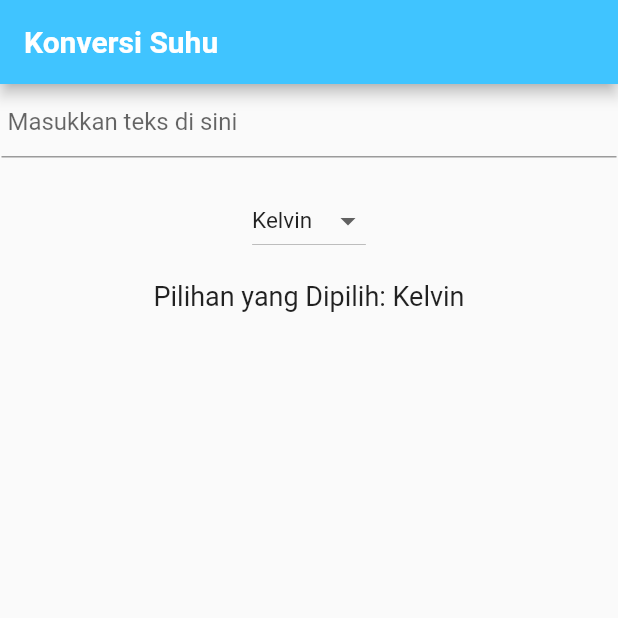
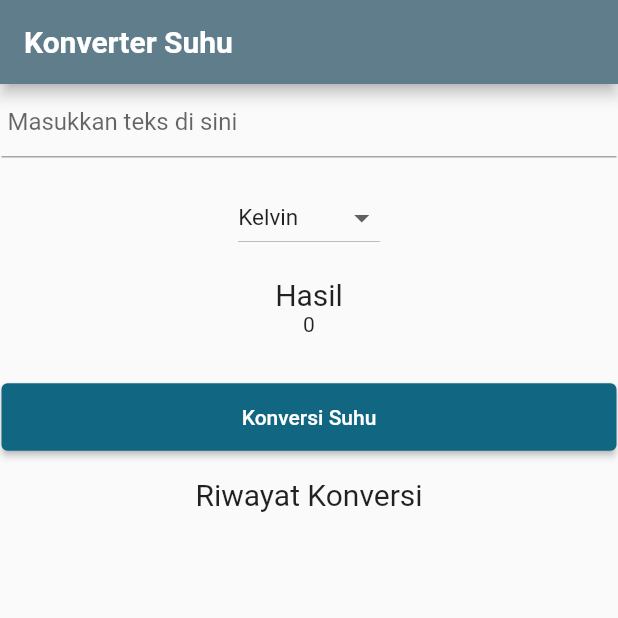
Before and after one commit to NafiatulFadlilah/pemrograman_mobile, a Flutter app: the screen it shows after launch, on a phone screen of 412 x 824 dp, the top half of it. Run offline on Flutter 3.47's test engine with Material 2 defaults, Android fonts, the light colour scheme and no system bars; our stand-ins replace dio.

Commit message:
Tugas Praktikum

```diff
--- a/pertemuan4/praktikum_statefull-widget/praktikum_statefullwidget/lib/main.dart
+++ b/pertemuan4/praktikum_statefull-widget/praktikum_statefullwidget/lib/main.dart
@@ -1,59 +1,92 @@
 import 'package:flutter/material.dart';
 
 void main() {
-  runApp(MyApp());
+  runApp(const MyApp());
 }
 
 class MyApp extends StatelessWidget {
+  const MyApp({super.key});
+
   @override
   Widget build(BuildContext context) {
     return MaterialApp(
+        title: 'Konverter Suhu', // Recent Apps
+        theme: ThemeData(
+          colorScheme: ColorScheme.fromSeed(seedColor: Colors.blueGrey),
+          useMaterial3: false,
+        ),
         home: Scaffold(
           appBar: AppBar(
-        title: Text(
-          'Konversi Suhu',
+            title: const Text(
+              'Konverter Suhu', // Navbar Apps
               style: TextStyle(
                 fontWeight: FontWeight.bold,
               ),
             ),
-        backgroundColor: Colors.lightBlueAccent,
+            backgroundColor: Colors.blueGrey,
           ),
           body: Column(
             children: [
-          Row(children: [
+              Row(children: const [
                 Expanded(
                   child: Align(
                     alignment: Alignment.topCenter,
                   ),
                 ),
               ]),
-          Center(
-            child: InputFieldWidget(),
+              const Center(
+                child: ContentWidget(),
               ),
-          Center(
-            child: DropdownWidget(),
-          ),
-          // Center(
-          //   child: Result(),
-          // ),
             ],
           ),
         ));
   }
 }
 
-class InputFieldWidget extends StatefulWidget {
+class ContentWidget extends StatefulWidget {
+  const ContentWidget({super.key});
   @override
-  _InputFieldWidgetState createState() => _InputFieldWidgetState();
+  // ignore: library_private_types_in_public_api
+  _ContentWidgetState createState() => _ContentWidgetState();
 }
 
-class DropdownWidget extends StatefulWidget {
-  @override
-  _DropdownWidgetState createState() => _DropdownWidgetState();
+class _ContentWidgetState extends State<ContentWidget> {
+  String inputValue = '';
+  String selectedValue = 'Kelvin'; // Nilai default
+  double result = 0;
+  String convertedTemperature = '0';
+
+  // Daftar Suhu (Dropdown)
+  List<String> dropdownItems = [
+    'Kelvin',
+    'Reamur',
+    'Fahrenheit',
+  ];
+
+  // Daftar Riwayat
+  final List<String> conversionHistory = [];
+
+  void convertTemperature(inputValue, selectedValue) {
+    // method untuk menghitung suhu
+    if (inputValue != null && selectedValue.isNotEmpty) {
+      final double? temperature = double.tryParse(inputValue);
+      final String value = selectedValue;
+
+      if (value == "Kelvin") {
+        result = 273 + temperature!;
+      } else if (value == "Reamur") {
+        result = (4 / 5) * temperature!;
+      } else if (value == "Fahrenheit") {
+        result = (9 / 5) * temperature! + 32;
       }
 
-class _InputFieldWidgetState extends State<InputFieldWidget> {
-  String inputValue = '';
+      setState(() {
+        convertedTemperature = "$result";
+        // untuk menambahkan kalkulasi ke list
+        conversionHistory.add('$value: $result');
+      });
+    }
+  }
 
   @override
   Widget build(BuildContext context) {
@@ -68,33 +101,11 @@ class _InputFieldWidgetState extends State<InputFieldWidget> {
                 inputValue = value;
               });
             },
-            decoration: InputDecoration(
+            decoration: const InputDecoration(
               hintText: ' Masukkan teks di sini',
             ),
           ),
-          SizedBox(height: 16.0),
-        ],
-      ),
-    );
-  }
-}
-
-class _DropdownWidgetState extends State<DropdownWidget> {
-  String selectedValue = 'Kelvin'; // Nilai default
-
-  // Daftar pilihan dropdown
-  List<String> dropdownItems = [
-    'Kelvin',
-    'Reamur',
-  ];
-
-  @override
-  Widget build(BuildContext context) {
-    return Padding(
-      padding: const EdgeInsets.all(1.0),
-      child: Column(
-        mainAxisAlignment: MainAxisAlignment.center,
-        children: <Widget>[
+          const SizedBox(height: 16.0),
           DropdownButton<String>(
             value: selectedValue,
             onChanged: (newValue) {
@@ -107,45 +118,47 @@ class _DropdownWidgetState extends State<DropdownWidget> {
                 value: value,
                 child: Text(
                   value,
-                  style: TextStyle(fontSize: 15),
+                  style: const TextStyle(fontSize: 15),
                 ),
               );
             }).toList(),
           ),
-          SizedBox(height: 16.0),
-          Text(
-            'Pilihan yang Dipilih: $selectedValue',
-            style: TextStyle(fontSize: 18.0),
+          const SizedBox(height: 16.0),
+          const Text(
+            "Hasil",
+            style: TextStyle(fontSize: 20),
+          ),
+          Text(convertedTemperature),
+          const SizedBox(height: 30.0),
+          ElevatedButton(
+            style: ElevatedButton.styleFrom(
+                minimumSize: const Size(double.infinity, 45)),
+            onPressed: () => convertTemperature(inputValue, selectedValue),
+            child: const Text('Konversi Suhu'),
+          ),
+          const SizedBox(height: 16.0),
+          const Text(
+            "Riwayat Konversi",
+            style: TextStyle(fontSize: 20),
+          ),
+          Column(
+            children: <Widget>[
+              SizedBox(
+                height: 100,
+                child: ListView.builder(
+                  // untuk menampilkan daftar riwayat
+                  itemCount: conversionHistory.length,
+                  itemBuilder: (BuildContext context, int index) {
+                    return ListTile(
+                      title: Text(conversionHistory[index]),
+                    );
+                  },
+                ),
+              )
+            ],
           ),
         ],
       ),
     );
   }
 }
-
-class Result extends StatelessWidget {
-  const Result({
-    required Key key,
-    required this.result,
-  }) : super(key: key);
-  final double result;
-  @override
-  Widget build(BuildContext context) {
-    return Container(
-      margin: EdgeInsets.only(top: 20, bottom: 20),
-      child: Column(
-        mainAxisAlignment: MainAxisAlignment.center,
-        children: [
-          Text(
-            "Hasil",
-            style: TextStyle(fontSize: 20),
-          ),
-          Text(
-            result.toStringAsFixed(1),
-            style: TextStyle(fontSize: 30),
-          )
-        ],
-      ),
-    );
-  }
-}
```
Also changed, not shown: pertemuan4/praktikum_statefull-widget/praktikum_statefullwidget/image/statefullwidget_konvertersuhu.PNG (added), 1 other file. Lines whose indentation alone changed are shown as unchanged.
